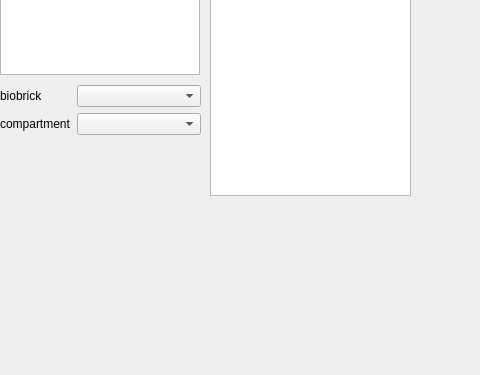
Above: src/igameUiMort/MainGraphicsView.ui from jkdirac/igame before the change; both pictures show x 0 to 480 and y 325 to 700 of the 1000 by 700 pixel window. Below: the same form after it.
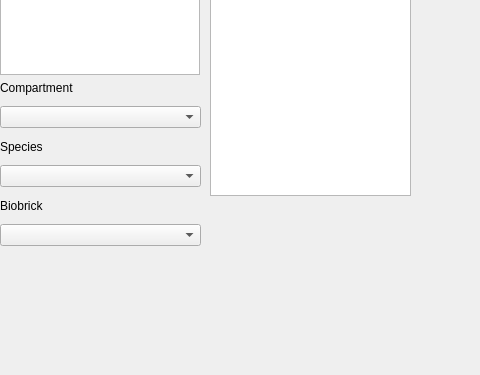
That is the form after the change. Icons and pictures are not drawn.

What changed in the file:
```diff
--- a/src/igameUiMort/MainGraphicsView.ui
+++ b/src/igameUiMort/MainGraphicsView.ui
@@ -196,32 +196,42 @@
    <property name="geometry">
     <rect>
      <x>0</x>
-     <y>410</y>
+     <y>400</y>
      <width>201</width>
-     <height>141</height>
+     <height>171</height>
     </rect>
    </property>
-   <layout class="QFormLayout" name="formLayout">
-    <item row="1" column="1">
-     <widget class="QComboBox" name="comboBox_2"/>
-    </item>
-    <item row="1" column="0">
-     <widget class="QLabel" name="label_2">
-      <property name="text">
-       <string>biobrick</string>
-      </property>
-     </widget>
-    </item>
-    <item row="2" column="0">
+   <layout class="QVBoxLayout" name="verticalLayout">
+    <item>
      <widget class="QLabel" name="label">
       <property name="text">
-       <string>compartment</string>
+       <string>Compartment</string>
       </property>
      </widget>
     </item>
-    <item row="2" column="1">
+    <item>
      <widget class="QComboBox" name="com_combx"/>
     </item>
+    <item>
+     <widget class="QLabel" name="label_3">
+      <property name="text">
+       <string>Species</string>
+      </property>
+     </widget>
+    </item>
+    <item>
+     <widget class="QComboBox" name="spe_combx"/>
+    </item>
+    <item>
+     <widget class="QLabel" name="label_2">
+      <property name="text">
+       <string>Biobrick</string>
+      </property>
+     </widget>
+    </item>
+    <item>
+     <widget class="QComboBox" name="bio_combx"/>
+    </item>
    </layout>
   </widget>
  </widget>
```
Left out of the diff: 2 changed lines with no effect on the pictures.
